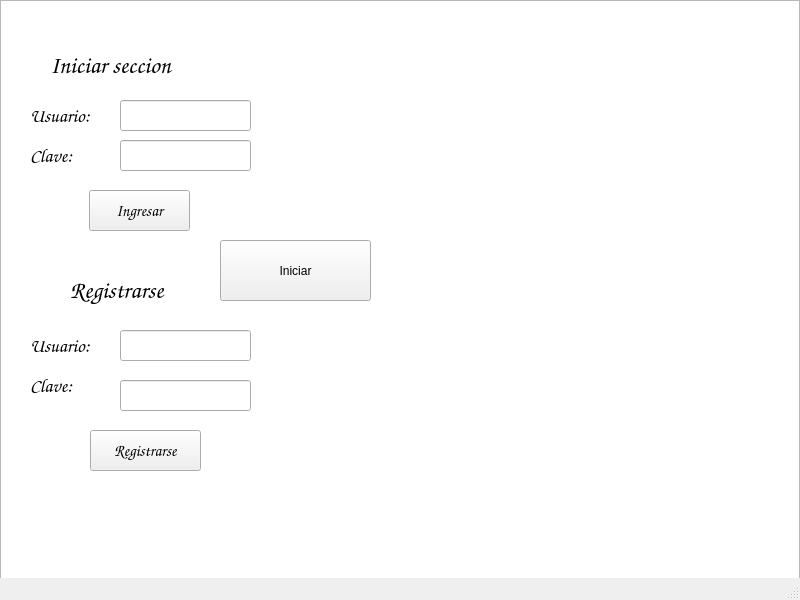
Old version of the form watchman/mainwindow.ui in the repository JohanMora73/Watchman.
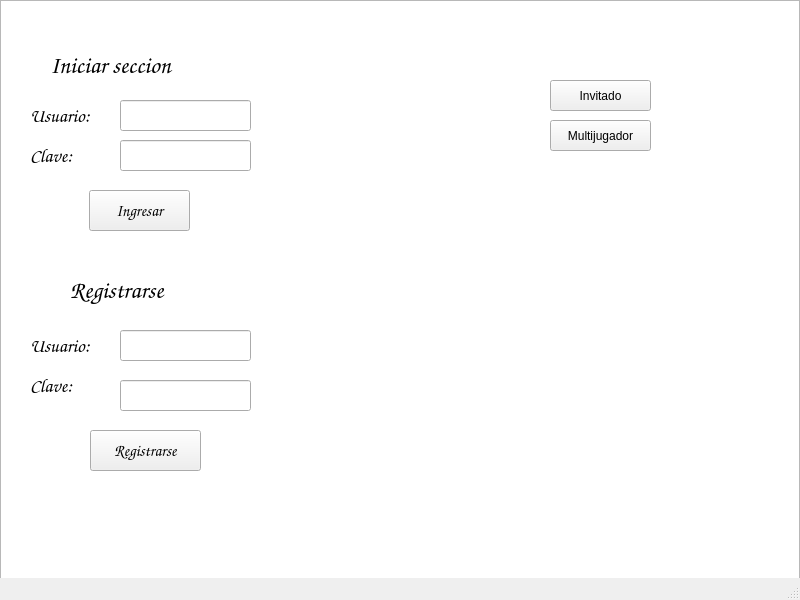
New version of the form.

Commit message: Se añade el modo multijugador

Patch:
```diff
--- a/watchman/mainwindow.ui
+++ b/watchman/mainwindow.ui
@@ -45,14 +45,14 @@
    <widget class="QPushButton" name="pushButton_3">
     <property name="geometry">
      <rect>
-      <x>220</x>
-      <y>240</y>
-      <width>151</width>
-      <height>61</height>
+      <x>550</x>
+      <y>80</y>
+      <width>101</width>
+      <height>31</height>
      </rect>
     </property>
     <property name="text">
-     <string>Iniciar</string>
+     <string>Invitado</string>
     </property>
    </widget>
    <widget class="QLabel" name="label">
@@ -282,6 +282,19 @@
      <string/>
     </property>
    </widget>
+   <widget class="QPushButton" name="pushButton_4">
+    <property name="geometry">
+     <rect>
+      <x>550</x>
+      <y>120</y>
+      <width>101</width>
+      <height>31</height>
+     </rect>
+    </property>
+    <property name="text">
+     <string>Multijugador</string>
+    </property>
+   </widget>
   </widget>
   <widget class="QMenuBar" name="menubar">
    <property name="geometry">
```
The commit also changes 40 other files.
